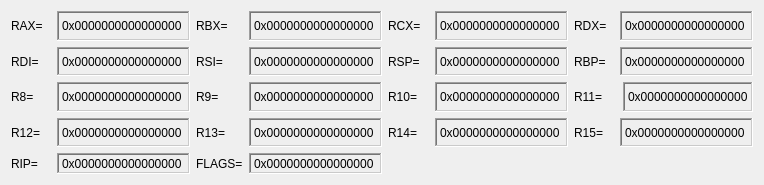
gamehunt/AssemblySimulator, file assemblies/amd64/amd64states.ui: the form before one commit.
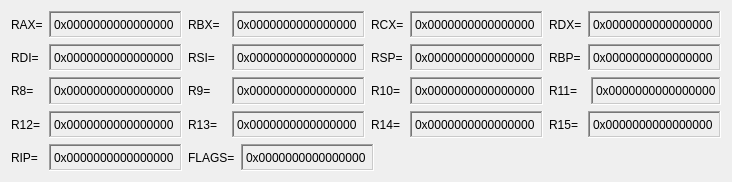
The form after the commit.

Patch:
```diff
--- a/assemblies/amd64/amd64states.ui
+++ b/assemblies/amd64/amd64states.ui
@@ -6,8 +6,8 @@
    <rect>
     <x>0</x>
     <y>0</y>
-    <width>764</width>
-    <height>185</height>
+    <width>732</width>
+    <height>182</height>
    </rect>
   </property>
   <property name="sizePolicy">
@@ -18,8 +18,8 @@
   </property>
   <property name="minimumSize">
    <size>
-    <width>718</width>
-    <height>128</height>
+    <width>732</width>
+    <height>182</height>
    </size>
   </property>
   <property name="windowTitle">
@@ -426,6 +426,12 @@
     <layout class="QHBoxLayout" name="horizontalLayout_14">
      <item>
       <widget class="QLabel" name="label_27">
+       <property name="minimumSize">
+        <size>
+         <width>29</width>
+         <height>0</height>
+        </size>
+       </property>
        <property name="text">
         <string>R13=</string>
        </property>
@@ -524,7 +530,7 @@
      <item>
       <widget class="QLabel" name="rip">
        <property name="sizePolicy">
-        <sizepolicy hsizetype="Fixed" vsizetype="Fixed">
+        <sizepolicy hsizetype="Fixed" vsizetype="Preferred">
          <horstretch>0</horstretch>
          <verstretch>0</verstretch>
         </sizepolicy>
@@ -560,7 +566,7 @@
      <item>
       <widget class="QLabel" name="flags">
        <property name="sizePolicy">
-        <sizepolicy hsizetype="Fixed" vsizetype="Fixed">
+        <sizepolicy hsizetype="Fixed" vsizetype="Preferred">
          <horstretch>0</horstretch>
          <verstretch>0</verstretch>
         </sizepolicy>
```
